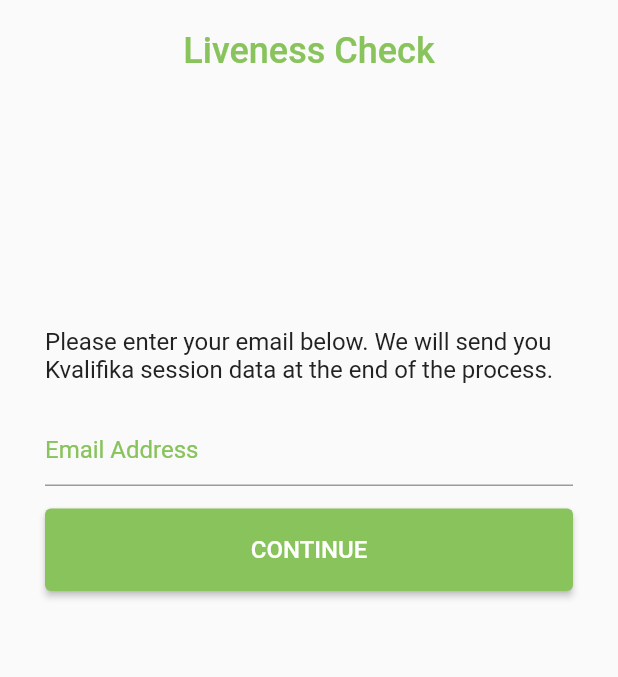
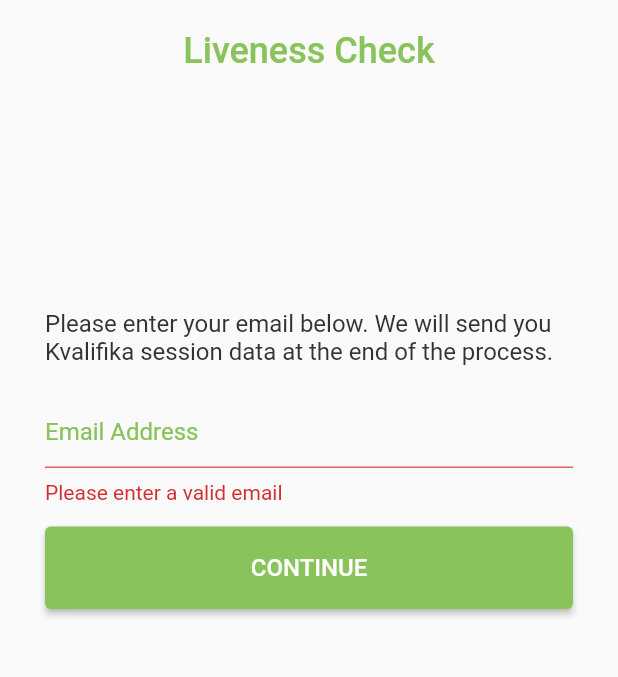
Before and after one commit to Kvalifika/kvalifika-mobile-app, a Flutter app: the screen it shows after launch, after a tap on "CONTINUE", on a phone screen of 412 x 824 dp, the part 159-836 px from its top. Run offline on Flutter 3.47's test engine with Material 2 defaults, Android fonts, the phone set to English and light mode, and no system bars; missing offline and left inert: kvalifika_sdk.

Commit message:
refactor: welcome screen

```diff
--- /dev/null
+++ b/lib/colors.dart
@@ -0,0 +1,5 @@
+import 'package:flutter/widgets.dart';
+
+final kPrimaryColor = Color(0xFF89c35c);
+final kErrorColor = Color(0xFFDF5E5E);
+final kTextColor = Color(0xFF333333);
--- a/lib/screens/welcome.dart
+++ b/lib/screens/welcome.dart
@@ -1,32 +1,7 @@
 import 'package:flutter/material.dart';
 import 'package:flutter/widgets.dart';
-import 'package:kvalifika_demo/widgets/kvalifika_logo_with_text.dart';
-
-final kPrimaryColor = Color(0xFF89c35c);
-
-class KvalifikaHeader extends StatelessWidget {
-  const KvalifikaHeader({Key? key}) : super(key: key);
-
-  @override
-  Widget build(BuildContext context) {
-    return Column(
-      children: [
-        Container(
-          child: KvalifikaLogoWithText(),
-          padding: EdgeInsets.fromLTRB(70, 20, 70, 20),
-        ),
-        Text(
-          'Liveness Check',
-          style: TextStyle(
-            fontSize: 24,
-            color: kPrimaryColor,
-            fontWeight: FontWeight.w500,
-          ),
-        ),
-      ],
-    );
-  }
-}
+import 'package:kvalifika_demo/colors.dart';
+import 'package:kvalifika_demo/widgets/kvalifika_header.dart';
 
 class WelcomeScreen extends StatefulWidget {
   const WelcomeScreen({Key? key}) : super(key: key);
@@ -55,7 +30,7 @@ class _WelcomeScreenState extends State<WelcomeScreen> {
               children: [
                 Text(
                   'Please enter your email below. We will send you Kvalifika session data at the end of the process.',
-                  style: TextStyle(fontSize: 16, color: Color(0xFF222222)),
+                  style: TextStyle(fontSize: 16, color: kTextColor),
                 ),
                 SizedBox(
                   height: 20,
@@ -66,11 +41,30 @@ class _WelcomeScreenState extends State<WelcomeScreen> {
                     crossAxisAlignment: CrossAxisAlignment.stretch,
                     children: [
                       TextFormField(
+                        style: TextStyle(color: kTextColor),
                         decoration: InputDecoration(
                           hintText: 'Email Address',
                           hintStyle:
                               TextStyle(color: kPrimaryColor, fontSize: 16),
+                          errorStyle: TextStyle(
+                            fontSize: 14,
+                          ),
+                          errorBorder: UnderlineInputBorder(
+                            borderSide: BorderSide(color: kErrorColor),
+                          ),
+                          enabledBorder: UnderlineInputBorder(
+                            borderSide: BorderSide(color: kPrimaryColor),
+                          ),
+                          focusedBorder: UnderlineInputBorder(
+                            borderSide: BorderSide(color: kPrimaryColor),
+                          ),
                         ),
+                        validator: (value) {
+                          if (value == null || value.isEmpty) {
+                            return 'Please enter a valid email';
+                          }
+                          return null;
+                        },
                         keyboardType: TextInputType.emailAddress,
                         onChanged: (value) {
                           setState(() {
@@ -83,7 +77,9 @@ class _WelcomeScreenState extends State<WelcomeScreen> {
                       ),
                       ElevatedButton(
                         onPressed: () {
-                          print(_email);
+                          if (_formKey.currentState!.validate()) {
+                            print(_email);
+                          }
                         },
                         style: ElevatedButton.styleFrom(
                           primary: kPrimaryColor,
--- /dev/null
+++ b/lib/widgets/kvalifika_header.dart
@@ -0,0 +1,27 @@
+import 'package:flutter/widgets.dart';
+import 'package:kvalifika_demo/widgets/kvalifika_logo_with_text.dart';
+import 'package:kvalifika_demo/colors.dart';
+
+class KvalifikaHeader extends StatelessWidget {
+  const KvalifikaHeader({Key? key}) : super(key: key);
+
+  @override
+  Widget build(BuildContext context) {
+    return Column(
+      children: [
+        Container(
+          child: KvalifikaLogoWithText(),
+          padding: EdgeInsets.fromLTRB(70, 20, 70, 20),
+        ),
+        Text(
+          'Liveness Check',
+          style: TextStyle(
+            fontSize: 24,
+            color: kPrimaryColor,
+            fontWeight: FontWeight.w500,
+          ),
+        ),
+      ],
+    );
+  }
+}
```
